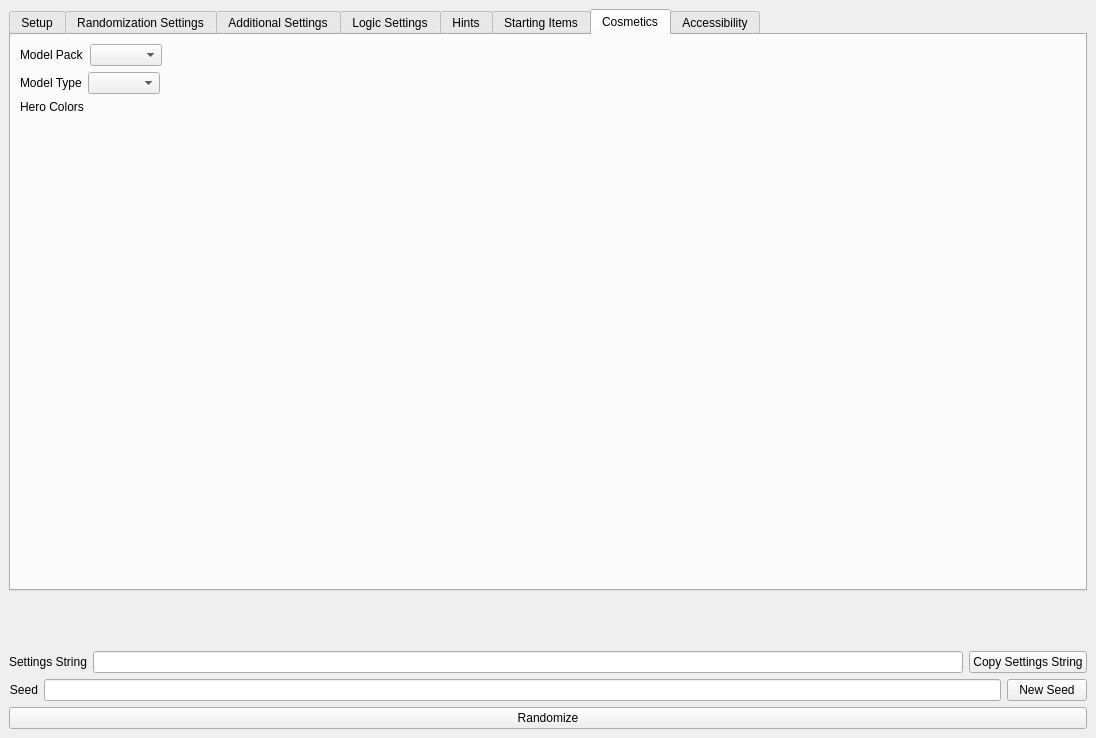
Before: the Qt Designer form gui/randogui.ui in ssrando/ssrando, drawn with Qt 5.
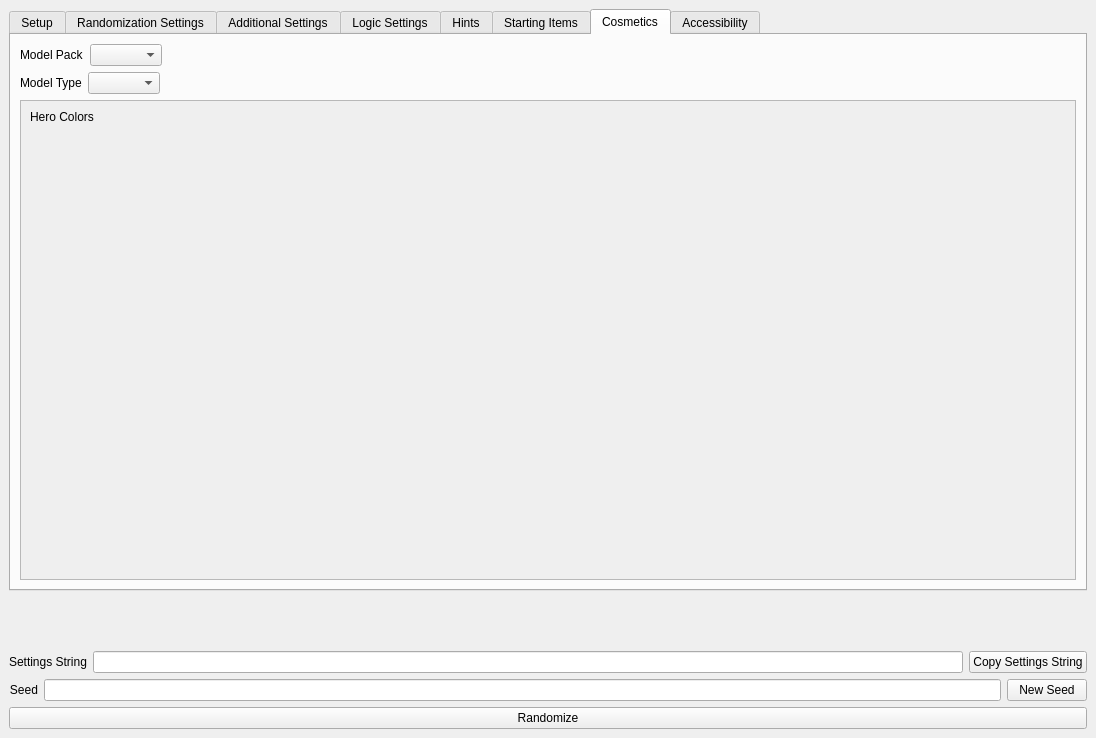
After: the same form once the commit is applied.

What changed in the file:
```diff
--- a/gui/randogui.ui
+++ b/gui/randogui.ui
@@ -2114,7 +2114,22 @@
          </layout>
         </item>
         <item>
-         <layout class="QVBoxLayout" name="vlay_test_colour">
+         <widget class="QScrollArea" name="scrollArea">
+          <property name="widgetResizable">
+           <bool>true</bool>
+          </property>
+          <widget class="QWidget" name="scrollAreaWidgetContents_3">
+           <property name="geometry">
+            <rect>
+             <x>0</x>
+             <y>0</y>
+             <width>1052</width>
+             <height>457</height>
+            </rect>
+           </property>
+           <layout class="QVBoxLayout" name="verticalLayout_29">
+            <item>
+             <layout class="QVBoxLayout" name="vlay_texture_colours">
           <item>
            <widget class="QLabel" name="label">
             <property name="text">
@@ -2139,6 +2154,10 @@
         </item>
        </layout>
       </widget>
+         </widget>
+        </item>
+       </layout>
+      </widget>
       <widget class="QWidget" name="tab_accessibility">
        <attribute name="title">
         <string>Accessibility</string>
```
Left out of the diff: 4 changed lines with no effect on the pictures. Lines whose indentation alone changed are shown as unchanged.
